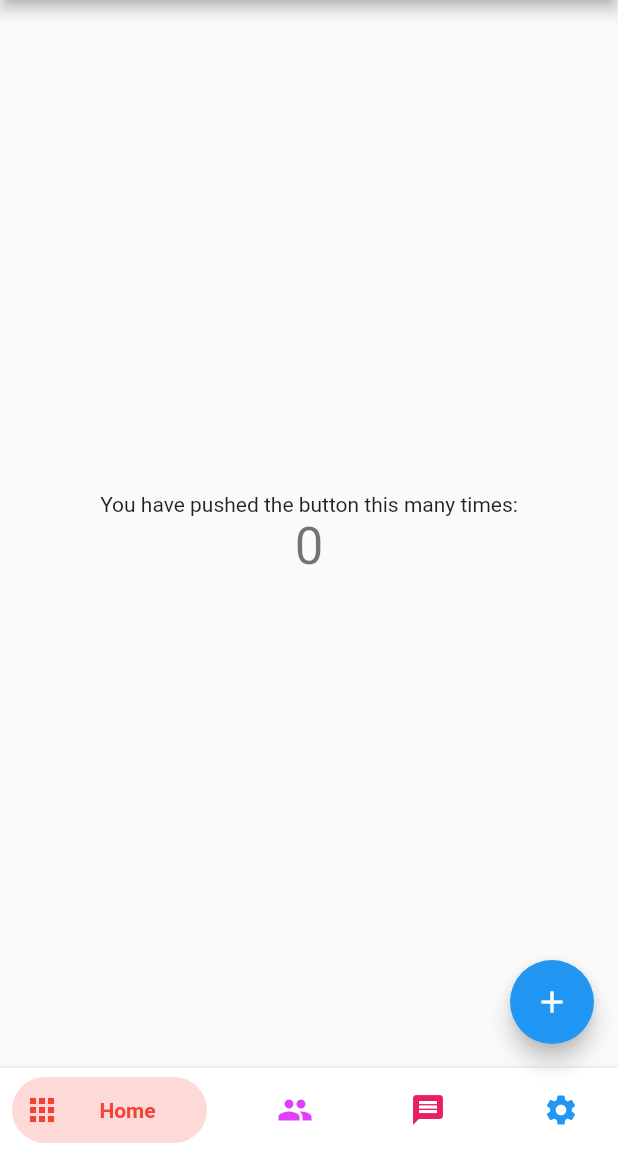
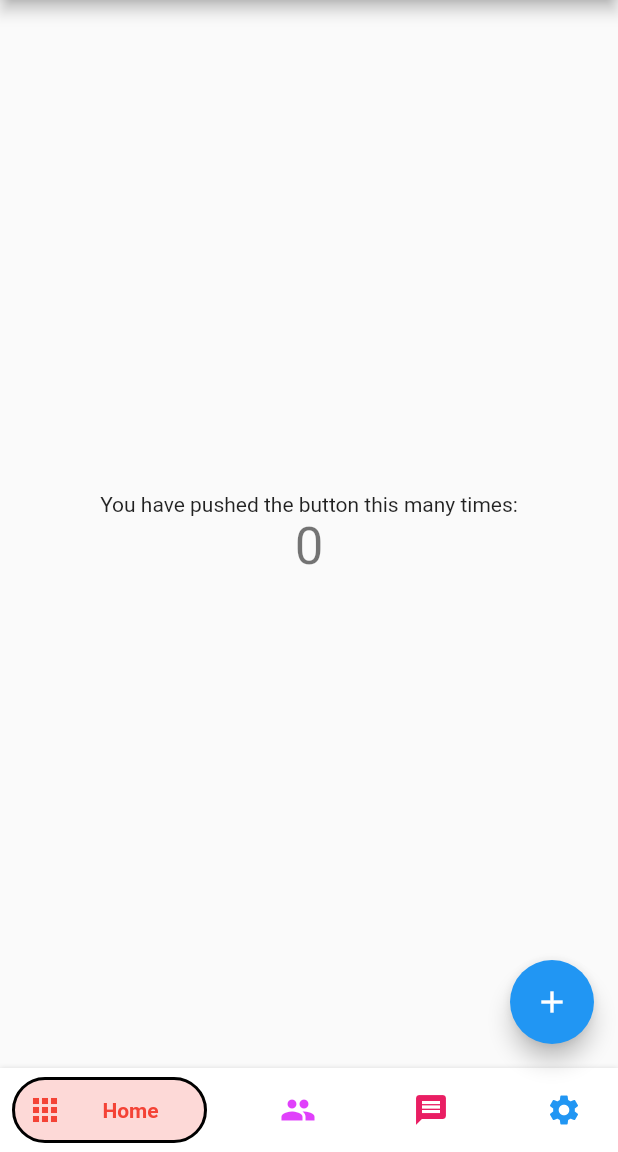
Before and after one commit to pedromassango/bottom_navy_bar, a Flutter app: the screen it shows after launch, on a phone screen of 412 x 824 dp, the part 84-1236 px from its top. Run offline on Flutter 3.47's test engine with Material 2 defaults, Android fonts, the phone set to English and light mode, and no system bars.

Commit message:
BottomNavyBar - added border

```diff
--- a/example/lib/main.dart
+++ b/example/lib/main.dart
@@ -62,12 +62,14 @@ class _MyHomePageState extends State<MyHomePage> {
             title: Text('Home'),
             activeColor: Colors.red,
             textAlign: TextAlign.center,
+            activeBorderColor: Colors.black
           ),
           BottomNavyBarItem(
             icon: Icon(Icons.people),
             title: Text('Users'),
             activeColor: Colors.purpleAccent,
             textAlign: TextAlign.center,
+              activeBorderColor: Colors.black
           ),
           BottomNavyBarItem(
             icon: Icon(Icons.message),
--- a/lib/bottom_navy_bar.dart
+++ b/lib/bottom_navy_bar.dart
@@ -154,6 +154,7 @@ class _ItemWidget extends StatelessWidget {
           color:
               isSelected ? item.activeColor.withOpacity(0.2) : backgroundColor,
           borderRadius: BorderRadius.circular(itemCornerRadius),
+          border: Border.all(color: isSelected ? item.activeBorderColor : item.inactiveBorderColor, width: 2)
         ),
         child: SingleChildScrollView(
           scrollDirection: Axis.horizontal,
@@ -210,6 +211,8 @@ class BottomNavyBarItem {
     this.activeColor = Colors.blue,
     this.textAlign,
     this.inactiveColor,
+    this.activeBorderColor = Colors.transparent,
+    this.inactiveBorderColor = Colors.transparent
   }) : assert(icon != null),
        assert(title != null);
 
@@ -226,6 +229,14 @@ class BottomNavyBarItem {
   /// The [icon] and [title] color defined when this item is not selected.
   final Color inactiveColor;
 
+  /// The [icon] and [title] border color defined when this item is selected. Defaults
+  /// to [Colors.transparent].
+  final Color activeBorderColor;
+
+  /// The [icon] and [title] border color defined when this item is not selected. Defaults
+  //  to [Colors.transparent].
+  final Color inactiveBorderColor;
+
   /// The alignment for the [title].
   ///
   /// This will take effect only if [title] it a [Text] widget.
```
